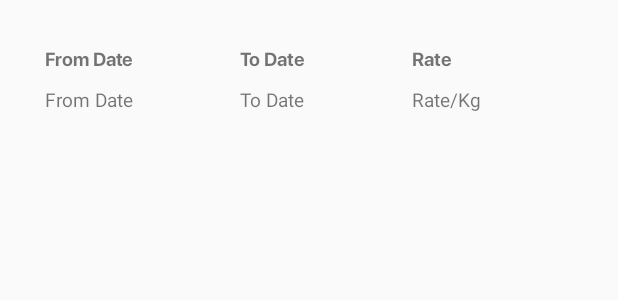
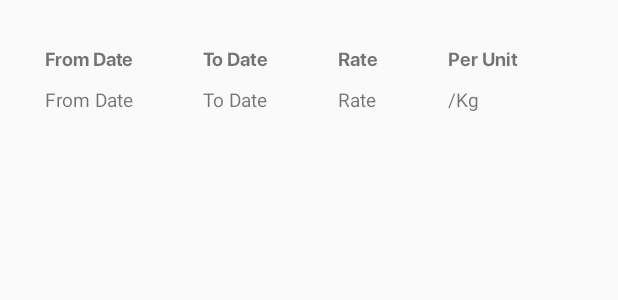
Before and after one commit to sharpflux/ShetkariMazaNew1, an Android app: the layout custom_rate_layout.xml on its own in the app's theme, with its tools: preview values and no code run, on a phone screen of 412 x 824 dp. Shown: the top 300 px of the screen. Run offline under Robolectric (Android 15) with nearby library versions, the phone set to English and light mode, and no system bars; network calls fail.

```diff
--- a/app/src/main/java/com/sharpflux/shetkarimaza/fragment/RateDialogFragment.java
+++ b/app/src/main/java/com/sharpflux/shetkarimaza/fragment/RateDialogFragment.java
@@ -65,7 +65,7 @@
             ItemTypeId = getArguments().getString("ItemTypeId");
             VarityId = getArguments().getString("VarityId");
             QualityId = getArguments().getString("QualityId");
-       //    MeasurementType = getArguments().getString("MeasurementType");
+         MeasurementType = getArguments().getString("MeasurementType");
         }
 
 
@@ -86,7 +86,7 @@
                                             (userJson.getString("FromDates"),
                                                     userJson.getString("ToDates"),
                                                     userJson.getString("Rates"),
-                                                    userJson.getString("MeasurementType ")
+                                                   userJson.getString("MeasurementType")
                                             );
 
                                     ratelist.add(sellOptions);
--- a/app/src/main/res/layout/activity_product_info_for_sale.xml
+++ b/app/src/main/res/layout/activity_product_info_for_sale.xml
@@ -12,7 +12,6 @@
         android:layout_width="match_parent"
         android:layout_height="wrap_content"
         android:layout_alignParentBottom="true"
-
         android:gravity="center">
 
     <include   layout="@layout/filter_button_layout"/>
--- a/app/src/main/res/layout/custom_rate_layout.xml
+++ b/app/src/main/res/layout/custom_rate_layout.xml
@@ -6,7 +6,7 @@
     android:layout_height="match_parent"
     android:orientation="horizontal"
     android:layout_margin="20dp"
-    android:weightSum="3">
+    android:weightSum="4">
 
 
 <LinearLayout
@@ -75,9 +75,7 @@
         android:text="Rate"
         android:textSize="12.5dp"
       />
-<LinearLayout
-    android:layout_width="wrap_content"
-    android:layout_height="wrap_content">
+
         <TextView
             android:id="@+id/rate"
             android:layout_width="wrap_content"
@@ -86,6 +84,23 @@
             android:textSize="12.5dp"
             android:layout_marginTop="10dp"/>
 
+
+    </LinearLayout>
+
+    <LinearLayout
+        android:layout_width="wrap_content"
+        android:layout_height="wrap_content"
+        android:orientation="vertical"
+        android:layout_marginTop="10dp"
+        android:layout_weight="1">
+        <TextView
+            android:fontFamily="@font/sfpro_display_bold"
+            android:id="@+id/tv_unit"
+            android:layout_width="wrap_content"
+            android:layout_height="wrap_content"
+            android:text="Per Unit"
+            android:textSize="12.5dp"
+            />
         <TextView
             android:id="@+id/rate_unit"
             android:layout_width="wrap_content"
@@ -96,5 +111,3 @@
     </LinearLayout>
 
 </LinearLayout>
-
-</LinearLayout>
```
Lines whose indentation alone changed are shown as unchanged.
